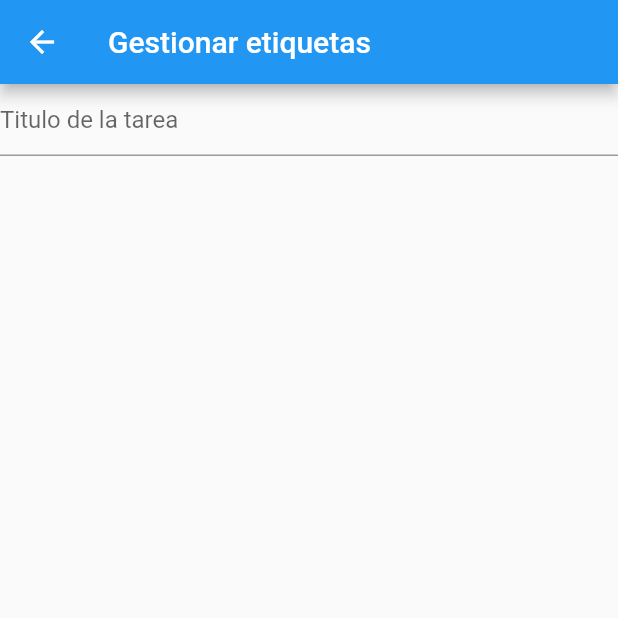
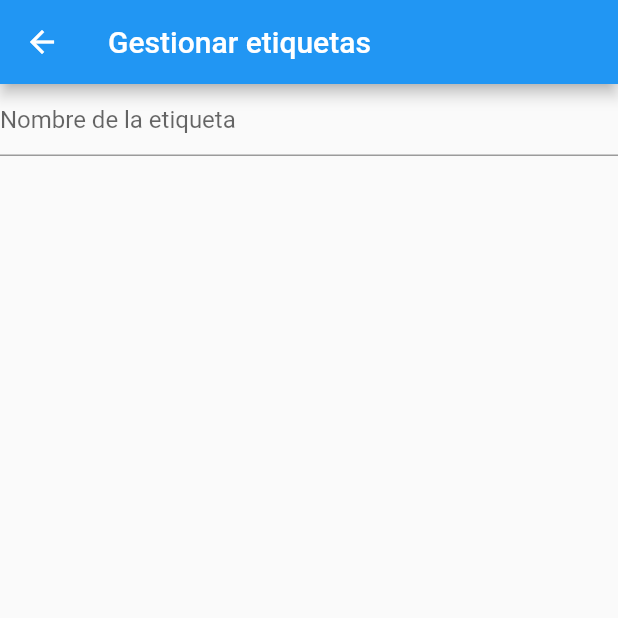
Before and after one commit to AleFlores15/Flutter-To-Do-List, a Flutter app: the FormularioEtiqueta screen opened directly, after a tap on the "add" icon, on a phone screen of 412 x 824 dp, the top half of it. Run offline on Flutter 3.47's test engine with Material 2 defaults, Android fonts, the phone set to English and light mode, and no system bars.

Commit message:
Text field works

```diff
--- a/lib/screens/etiqueta.dart
+++ b/lib/screens/etiqueta.dart
@@ -12,7 +12,7 @@ class FormularioEtiqueta extends StatefulWidget {
 
 class _FormularioEtiquetaState extends State<FormularioEtiqueta> {
   final idForm=GlobalKey<FormState>();
-  Map<String,dynamic> newLabel={};
+  Map<dynamic,dynamic> newLabel={};
   @override
   Widget build(BuildContext context) {
     return Scaffold(
@@ -24,7 +24,7 @@ class _FormularioEtiquetaState extends State<FormularioEtiqueta> {
         ):Center(child: Text("No hay etiqueta"),),
         floatingActionButton: FloatingActionButton(
           onPressed: ()  { setState(() {
-            etiqueta.add("a"); print(etiqueta.length);
+            etiqueta.add(""); print(etiqueta.length);
           });
           Navigator.pushReplacement(context, MaterialPageRoute(builder: (BuildContext context )=>FormularioEtiqueta()));
           },
@@ -40,9 +40,11 @@ class _FormularioEtiquetaState extends State<FormularioEtiqueta> {
 
           Widget item= TextFormField(
                   onSaved: (valor){
+                     newLabel['Nombre']=valor;
                   } ,
+                  initialValue: a,
                   decoration: InputDecoration(
-                    hintText: "Titulo de la tarea"
+                    hintText: "Nombre de la etiqueta"
                   ),
                 );
           temp.add(item);
```
